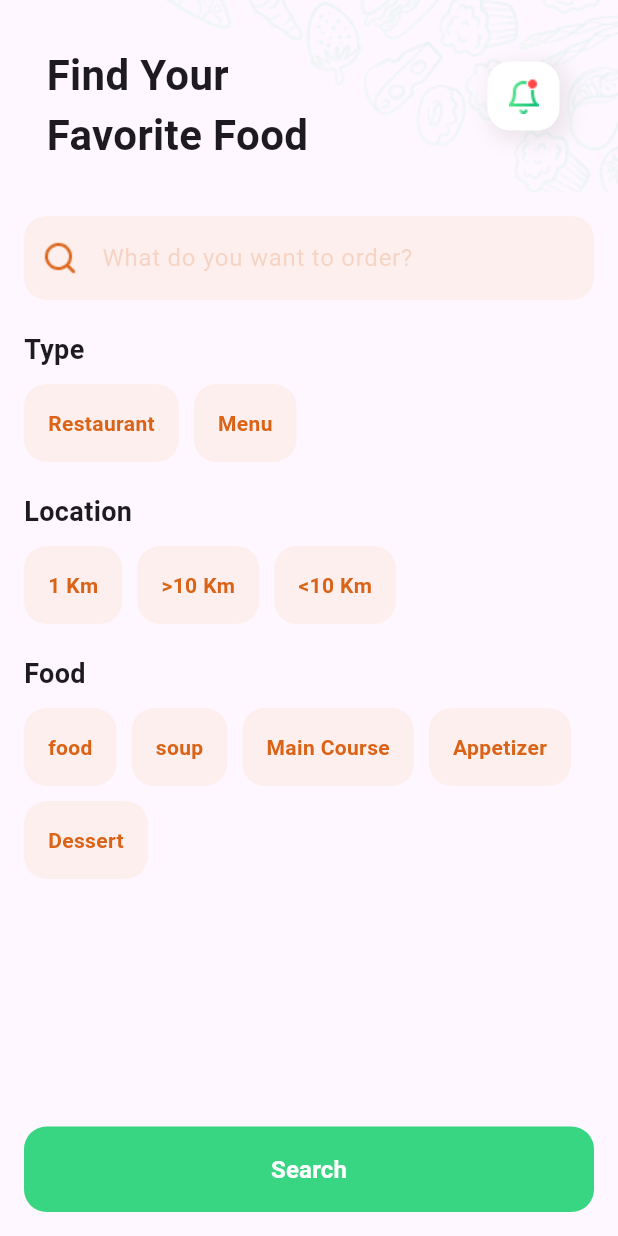
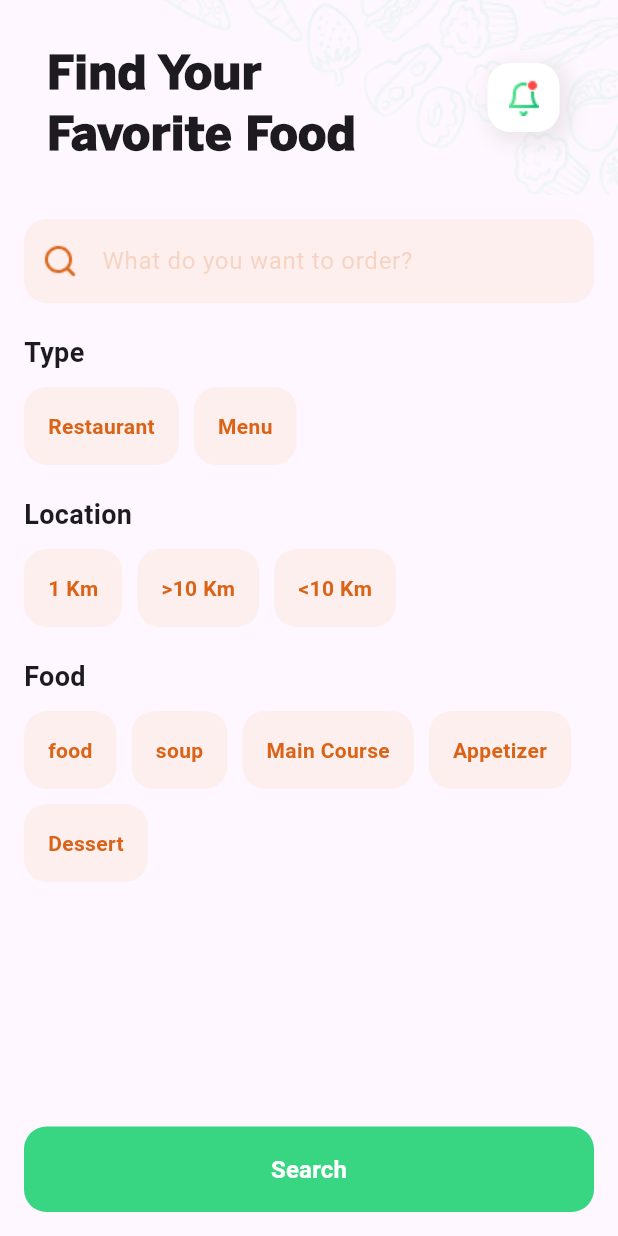
Before and after one commit to SlsabelHesham/food_app, a Flutter app: the FilterScreen screen opened directly with empty values, on a phone screen of 412 x 824 dp. Run offline on Flutter 3.47's test engine with Material 3 defaults, Android fonts, the phone set to English and light mode, and no system bars; our stand-ins replace cloud_firestore, equatable, firebase_core, flutter_bloc, google_nav_bar, location; accounts and stored records are empty.

Commit message:
apply text styles

```diff
--- a/lib/presentation/screens/home/home.dart
+++ b/lib/presentation/screens/home/home.dart
@@ -57,8 +57,6 @@ Widget _buildHeader() {
   return const HeaderWidget(
     headerText: "Find Your \nFavorite Food",
     imageAsset: "assets/images/pattern.png",
-    fontSize: 28,
-    fontWeight: FontWeight.bold,
   );
 }
 
--- a/lib/presentation/screens/search/result_screen.dart
+++ b/lib/presentation/screens/search/result_screen.dart
@@ -88,8 +88,6 @@ class ResultsScreen extends StatelessWidget {
     return const HeaderWidget(
       headerText: "Find Your \nFavorite Food",
       imageAsset: "assets/images/pattern.png",
-      fontSize: 28,
-      fontWeight: FontWeight.bold,
     );
   }
 }
--- a/lib/presentation/screens/search/search_screen.dart
+++ b/lib/presentation/screens/search/search_screen.dart
@@ -278,8 +278,6 @@ class _FiltersScreenState extends State<FilterScreen> {
     return const HeaderWidget(
       headerText: "Find Your \nFavorite Food",
       imageAsset: "assets/images/pattern.png",
-      fontSize: 28,
-      fontWeight: FontWeight.bold,
     );
   }
 }
--- a/lib/presentation/widgets/header_widget.dart
+++ b/lib/presentation/widgets/header_widget.dart
@@ -1,18 +1,15 @@
 import 'package:flutter/material.dart';
+import 'package:food_app/styles/text_styles.dart';
 
 class HeaderWidget extends StatelessWidget {
   final String headerText;
   final String imageAsset;
-  final double fontSize;
-  final FontWeight fontWeight;
   final Color imageBackgroundColor;
 
   const HeaderWidget({
     super.key,
     required this.headerText,
     required this.imageAsset,
-    this.fontSize = 28,
-    this.fontWeight = FontWeight.bold,
     this.imageBackgroundColor = Colors.white,
   });
 
@@ -32,10 +29,7 @@ class HeaderWidget extends StatelessWidget {
             padding: const EdgeInsets.only(top: 30, left: 31, bottom: 18),
             child: Text(
               headerText,
-              style: TextStyle(
-                fontSize: fontSize,
-                fontWeight: fontWeight,
-              ),
+              style: TextStyles.headerHeadline(),
             ),
           ),
           Padding(
@@ -46,7 +40,8 @@ class HeaderWidget extends StatelessWidget {
                 borderRadius: BorderRadius.circular(15.0),
                 boxShadow: [
                   BoxShadow(
-                    color: const Color.fromARGB(255, 196, 192, 192).withOpacity(0.3),
+                    color: const Color.fromARGB(255, 196, 192, 192)
+                        .withOpacity(0.3),
                     offset: const Offset(4, 4),
                     blurRadius: 10,
                     spreadRadius: 3,
@@ -54,7 +49,8 @@ class HeaderWidget extends StatelessWidget {
                 ],
               ),
               child: Container(
-                padding: const EdgeInsets.only(top: 11, bottom: 11, left: 14, right: 14),
+                padding: const EdgeInsets.only(
+                    top: 11, bottom: 11, left: 14, right: 14),
                 child: const Column(
                   mainAxisSize: MainAxisSize.min,
                   children: [
--- a/lib/presentation/widgets/restaurant_card_widget.dart
+++ b/lib/presentation/widgets/restaurant_card_widget.dart
@@ -1,5 +1,6 @@
 import 'package:flutter/material.dart';
 import 'package:food_app/domain/models/restaurants.dart';
+import 'package:food_app/styles/text_styles.dart';
 
 class RestaurantCard extends StatelessWidget {
   final Restaurant restaurant;
@@ -36,14 +37,14 @@ class RestaurantCard extends StatelessWidget {
             padding: const EdgeInsets.only(right: 25, left: 25, top: 17),
             child: Text(
               restaurant.name,
-              style: const TextStyle(fontWeight: FontWeight.bold, fontSize: 16),
+              style: TextStyles.cardTitle(),
             ),
           ),
           Padding(
             padding: const EdgeInsets.only(top: 4, bottom: 26),
             child: Text(
               restaurant.time,
-              style: TextStyle(color: Colors.grey[600], fontSize: 14),
+              style: TextStyles.cardSecondTitle() ,
             ),
           ),
         ],
```
Also changed, not shown: lib/presentation/widgets/popular_menu_widget.dart (+4 -10 lines), lib/presentation/widgets/section_title_widget.dart (+3 -11 lines).
